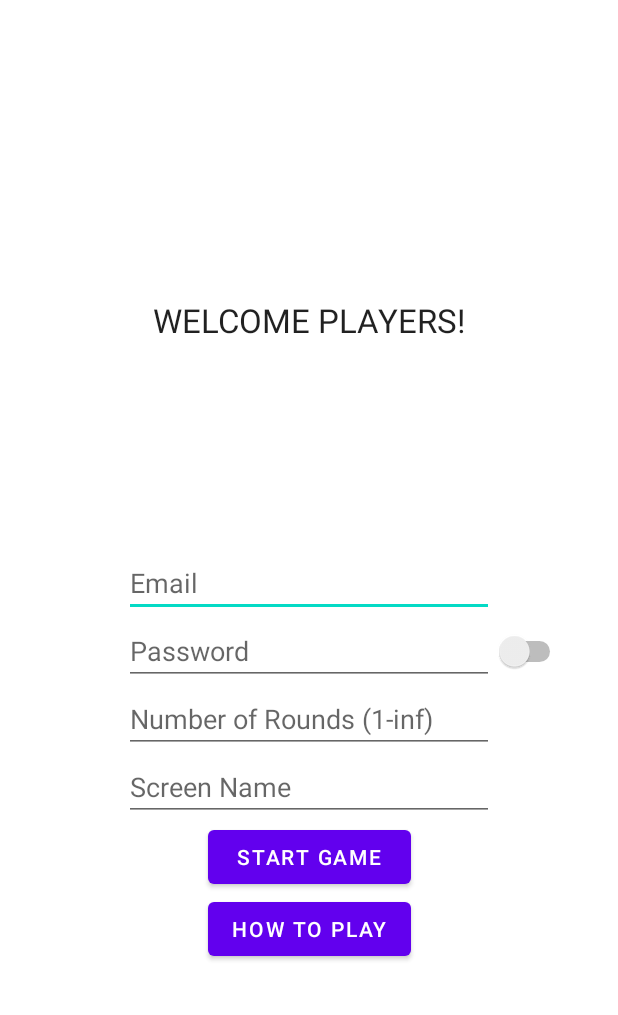
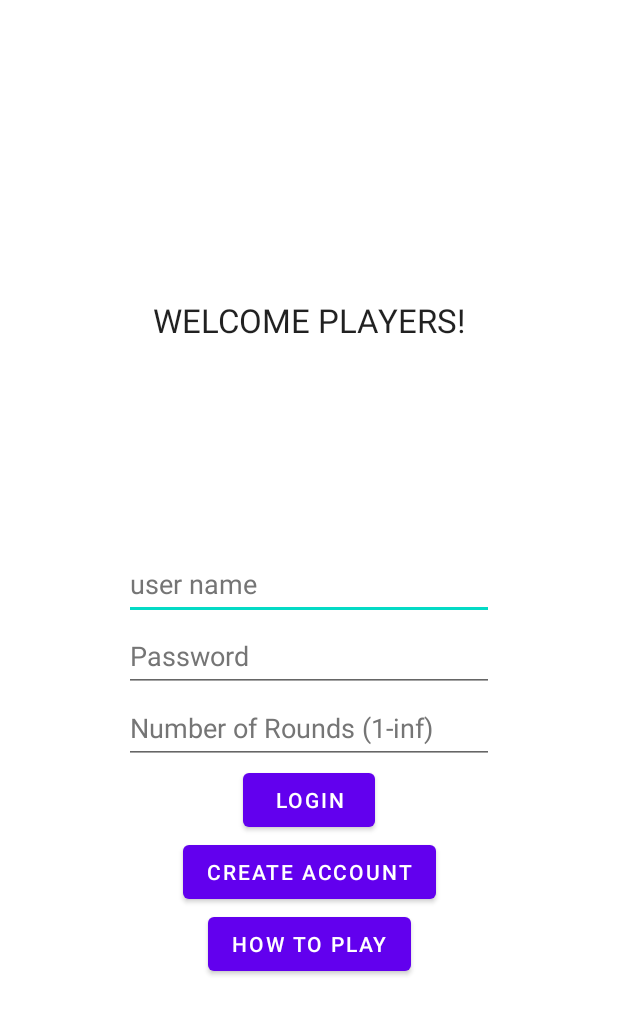
Before and after one commit to ds-hunter/Mobile-Project-2, an Android app: the screen it shows after launch (WelcomeActivity), on a phone screen of 412 x 824 dp. Shown: the top 1015 px of the screen. Run offline under Robolectric (Android 15) with nearby library versions, the phone set to English and light mode, and no system bars.

Commit message:
Connect new user and login activities

```diff
--- a/app/src/main/java/edu/sdsmt/group4/Control/NewUserActivity.java
+++ b/app/src/main/java/edu/sdsmt/group4/Control/NewUserActivity.java
@@ -3,13 +3,33 @@ package edu.sdsmt.group4.Control;
 import androidx.appcompat.app.AppCompatActivity;
 
 import android.os.Bundle;
+import android.text.Editable;
+import android.text.TextWatcher;
+import android.widget.Button;
+import android.widget.TextView;
+
 import edu.sdsmt.group4.R;
 
 public class NewUserActivity extends AppCompatActivity {
-
+    private TextView userName;
+    private TextView email;
+    private TextView newPassword;
+    private TextView confirmPassword;
+    private Button create;
     @Override
     protected void onCreate(Bundle savedInstanceState) {
         super.onCreate(savedInstanceState);
         setContentView(R.layout.activity_new_user);
+
+        userName = findViewById(R.id.userNameText);
+        email = findViewById(R.id.emailText);
+        newPassword = findViewById(R.id.newPassword);
+        confirmPassword = findViewById(R.id.confirmPassword);
+        create = findViewById(R.id.createButton);
+
+
+
+
+
     }
 }
--- a/app/src/main/java/edu/sdsmt/group4/Control/WelcomeActivity.java
+++ b/app/src/main/java/edu/sdsmt/group4/Control/WelcomeActivity.java
@@ -47,11 +47,15 @@ package edu.sdsmt.group4.Control;
  * Please list any additional rules that may be needed to properly grade your project:
  */
 
+import android.app.Activity;
 import android.content.Intent;
 import android.os.Bundle;
 import android.view.View;
 import android.widget.Switch;
 import android.widget.TextView;
+
+import androidx.activity.result.ActivityResultLauncher;
+import androidx.activity.result.contract.ActivityResultContracts;
 import androidx.appcompat.app.AlertDialog;
 import androidx.appcompat.app.AppCompatActivity;
 
@@ -64,22 +68,40 @@ public class WelcomeActivity extends AppCompatActivity {
     public final static String PLAYER1NAME_MESSAGE = "edu.sdsmt.group4.PLAYER1NAME_MESSAGE";
     public final static String PLAYER2NAME_MESSAGE  = "edu.sdsmt.group4.PLAYER2NAME_MESSAGE";
     public final static String ROUNDS_MESSAGE  = "edu.sdsmt.group4.ROUNDS_MESSAGE";
-    TextView email;
+    TextView userName;
     TextView password;
     TextView rounds;
     TextView passwordBox;
-    Switch passwordSwitch;
+
+    private ActivityResultLauncher<Intent> activityLauncher;
 
     @Override
     protected void onCreate(Bundle savedInstanceState) {
         super.onCreate(savedInstanceState);
         setContentView(R.layout.activity_welcome);
 
-        email = findViewById(R.id.emailInput);
+        userName = findViewById(R.id.userNameInput);
         password = findViewById(R.id.passwordInput);
         rounds = findViewById(R.id.roundsInput);
-        passwordBox = findViewById(R.id.passwordInput);
-        passwordSwitch = findViewById(R.id.passwordSwitch);
+        //any target
+        ActivityResultContracts.StartActivityForResult contract =
+                new ActivityResultContracts.StartActivityForResult();
+        activityLauncher =
+                registerForActivityResult(contract, (result)->
+                { int resultCode = result.getResultCode();
+                    if (resultCode == Activity.RESULT_OK) {
+                        Intent data = result.getData();
+                        //get userName from the activity
+                    }});
+
+
+
+    }
+
+    public void onAccountClick(View v)
+    {
+        Intent switchActivityIntent = new Intent(this, NewUserActivity.class);
+        activityLauncher.launch(switchActivityIntent);
     }
 
     public void onStart(View view) {
@@ -110,7 +132,7 @@ public class WelcomeActivity extends AppCompatActivity {
     }
 
     public void onPasswordSwitch(View view) {
-        int type = passwordSwitch.isChecked() ? 145 : 129;
-        passwordBox.setInputType(type);
+       // int type = passwordSwitch.isChecked() ? 145 : 129;
+       // passwordBox.setInputType(type);
     }
 }
--- a/app/src/main/res/layout-land/activity_new_user.xml
+++ b/app/src/main/res/layout-land/activity_new_user.xml
@@ -55,7 +55,7 @@
         android:layout_height="wrap_content"
         android:ems="10"
         android:hint="@string/new_password"
-        android:inputType="textPassword"
+        android:inputType="textVisiblePassword"
         android:minHeight="48dp"
         android:textColorHint="#757575"
         app:layout_constraintBottom_toTopOf="@+id/createButton"
--- a/app/src/main/res/layout-land/activity_welcome.xml
+++ b/app/src/main/res/layout-land/activity_welcome.xml
@@ -19,22 +19,26 @@
         app:layout_constraintVertical_bias="0.25" />
 
     <com.google.android.material.textfield.TextInputEditText
-        android:id="@+id/emailInput"
+        android:id="@+id/userNameInput"
         android:layout_width="0dp"
         android:layout_height="wrap_content"
-        android:hint="@string/NameInput1Hint"
+        android:hint="@string/username"
+        android:minHeight="48dp"
+        android:textColorHint="#757575"
+        app:layout_constraintEnd_toEndOf="@+id/guideline2"
         app:layout_constraintStart_toStartOf="@+id/guideline"
-        app:layout_constraintEnd_toEndOf="@+id/guideline2"
         app:layout_constraintTop_toBottomOf="@+id/WelcomeTextView" />
 
     <com.google.android.material.textfield.TextInputEditText
         android:id="@+id/passwordInput"
         android:layout_width="0dp"
         android:layout_height="wrap_content"
-        android:hint="@string/NameInput2Hint"
-        app:layout_constraintEnd_toEndOf="@+id/emailInput"
-        app:layout_constraintStart_toStartOf="@+id/emailInput"
-        app:layout_constraintTop_toBottomOf="@+id/emailInput" />
+        android:hint="@string/passwordInputHint"
+        android:minHeight="48dp"
+        android:textColorHint="#757575"
+        app:layout_constraintEnd_toEndOf="@+id/userNameInput"
+        app:layout_constraintStart_toStartOf="@+id/userNameInput"
+        app:layout_constraintTop_toBottomOf="@+id/userNameInput" />
 
     <com.google.android.material.textfield.TextInputEditText
         android:id="@+id/roundsInput"
@@ -42,19 +46,31 @@
         android:layout_height="wrap_content"
         android:hint="@string/RoundsInputHint"
         android:inputType="number"
+        android:minHeight="48dp"
+        android:textColorHint="#757575"
         app:layout_constraintEnd_toEndOf="@+id/passwordInput"
         app:layout_constraintStart_toStartOf="@+id/passwordInput"
         app:layout_constraintTop_toBottomOf="@+id/passwordInput" />
 
     <Button
-        android:id="@+id/startGameButton"
+        android:id="@+id/loginButton"
         android:layout_width="0dp"
         android:layout_height="wrap_content"
         android:onClick="onStart"
         android:text="@string/StartButtonText"
+        app:layout_constraintEnd_toEndOf="@+id/accountButton"
+        app:layout_constraintStart_toStartOf="@+id/accountButton"
+        app:layout_constraintTop_toBottomOf="@+id/WelcomeTextView" />
+
+    <Button
+        android:id="@+id/accountButton"
+        android:layout_width="0dp"
+        android:layout_height="wrap_content"
+        android:onClick="onAccountClick"
+        android:text="@string/create_account"
         app:layout_constraintEnd_toEndOf="@+id/howToPlayButton"
         app:layout_constraintStart_toStartOf="@+id/howToPlayButton"
-        app:layout_constraintTop_toBottomOf="@+id/WelcomeTextView" />
+        app:layout_constraintTop_toBottomOf="@+id/loginButton" />
 
     <Button
         android:id="@+id/howToPlayButton"
@@ -62,9 +78,9 @@
         android:layout_height="wrap_content"
         android:onClick="onHowToPlay"
         android:text="@string/HowToPlayButtonText"
+        app:layout_constraintStart_toEndOf="@id/guideline2"
         app:layout_constraintEnd_toEndOf="parent"
-        app:layout_constraintStart_toStartOf="parent"
-        app:layout_constraintTop_toBottomOf="@+id/startGameButton"
+        app:layout_constraintTop_toBottomOf="@+id/accountButton"
         app:layout_constraintHorizontal_bias="0.9" />
 
     <androidx.constraintlayout.widget.Guideline
--- a/app/src/main/res/layout/activity_new_user.xml
+++ b/app/src/main/res/layout/activity_new_user.xml
@@ -44,7 +44,7 @@
         android:autofillHints=""
         android:ems="10"
         android:hint="@string/new_password"
-        android:inputType="textPassword"
+        android:inputType="textVisiblePassword"
         android:minHeight="48dp"
         android:textColorHint="#757575"
         app:layout_constraintBottom_toTopOf="@+id/confirmPassword"
@@ -58,7 +58,7 @@
         android:layout_height="wrap_content"
         android:ems="10"
         android:hint="@string/confirm_password"
-        android:inputType="textPassword"
+        android:inputType="textVisiblePassword"
         android:minHeight="48dp"
         android:textColorHint="#757575"
         app:layout_constraintBottom_toTopOf="@+id/createButton"
--- a/app/src/main/res/layout/activity_welcome.xml
+++ b/app/src/main/res/layout/activity_welcome.xml
@@ -19,10 +19,12 @@
         app:layout_constraintVertical_bias="0.25" />
 
     <com.google.android.material.textfield.TextInputEditText
-        android:id="@+id/emailInput"
+        android:id="@+id/userNameInput"
         android:layout_width="0dp"
         android:layout_height="wrap_content"
-        android:hint="@string/emailInputHint"
+        android:hint="@string/username"
+        android:minHeight="48dp"
+        android:textColorHint="#757575"
         app:layout_constraintBottom_toBottomOf="parent"
         app:layout_constraintEnd_toEndOf="@+id/guideline2"
         app:layout_constraintStart_toStartOf="@+id/guideline"
@@ -35,19 +37,12 @@
         android:layout_height="wrap_content"
         android:hint="@string/passwordInputHint"
         android:inputType="textPassword"
-        app:layout_constraintEnd_toEndOf="@+id/emailInput"
-        app:layout_constraintStart_toStartOf="@+id/emailInput"
-        app:layout_constraintTop_toBottomOf="@+id/emailInput" />
+        android:minHeight="48dp"
+        android:textColorHint="#757575"
+        app:layout_constraintEnd_toEndOf="@+id/userNameInput"
+        app:layout_constraintStart_toStartOf="@+id/userNameInput"
+        app:layout_constraintTop_toBottomOf="@+id/userNameInput" />
 
-    <com.google.android.material.textfield.TextInputEditText
-        android:id="@+id/passwordInput2"
-        android:layout_width="0dp"
-        android:layout_height="wrap_content"
-        android:hint="@string/screenNameInputHint"
-        app:layout_constraintEnd_toEndOf="@+id/emailInput"
-        app:layout_constraintHorizontal_bias="0.0"
-        app:layout_constraintStart_toStartOf="@+id/emailInput"
-        app:layout_constraintTop_toBottomOf="@+id/roundsInput" />
 
     <com.google.android.material.textfield.TextInputEditText
         android:id="@+id/roundsInput"
@@ -55,19 +50,31 @@
         android:layout_height="wrap_content"
         android:hint="@string/RoundsInputHint"
         android:inputType="number"
+        android:minHeight="48dp"
+        android:textColorHint="#757575"
         app:layout_constraintEnd_toEndOf="@+id/passwordInput"
         app:layout_constraintStart_toStartOf="@+id/passwordInput"
         app:layout_constraintTop_toBottomOf="@+id/passwordInput" />
 
     <Button
-        android:id="@+id/startGameButton"
-        android:layout_width="0dp"
+        android:id="@+id/loginButton"
+        android:layout_width="wrap_content"
         android:layout_height="wrap_content"
         android:onClick="onStart"
-        android:text="@string/StartButtonText"
-        app:layout_constraintEnd_toEndOf="@+id/howToPlayButton"
-        app:layout_constraintStart_toStartOf="@+id/howToPlayButton"
-        app:layout_constraintTop_toBottomOf="@+id/passwordInput2" />
+        android:text="@string/login"
+        app:layout_constraintEnd_toEndOf="@+id/roundsInput"
+        app:layout_constraintStart_toStartOf="@+id/roundsInput"
+        app:layout_constraintTop_toBottomOf="@+id/roundsInput" />
+
+    <Button
+        android:id="@+id/accountButton"
+        android:layout_width="wrap_content"
+        android:layout_height="wrap_content"
+        android:onClick="onAccountClick"
+        android:text="@string/create_account"
+        app:layout_constraintEnd_toEndOf="@+id/loginButton"
+        app:layout_constraintStart_toStartOf="@+id/loginButton"
+        app:layout_constraintTop_toBottomOf="@+id/loginButton" />
 
     <Button
         android:id="@+id/howToPlayButton"
@@ -75,9 +82,9 @@
         android:layout_height="wrap_content"
         android:onClick="onHowToPlay"
         android:text="@string/HowToPlayButtonText"
-        app:layout_constraintEnd_toEndOf="@+id/roundsInput"
-        app:layout_constraintStart_toStartOf="@+id/roundsInput"
-        app:layout_constraintTop_toBottomOf="@+id/startGameButton" />
+        app:layout_constraintEnd_toEndOf="@+id/accountButton"
+        app:layout_constraintStart_toStartOf="@+id/accountButton"
+        app:layout_constraintTop_toBottomOf="@+id/accountButton" />
 
     <androidx.constraintlayout.widget.Guideline
         android:id="@+id/guideline"
@@ -93,13 +100,6 @@
         android:orientation="vertical"
         app:layout_constraintGuide_percent="0.80" />
 
-    <Switch
-        android:id="@+id/passwordSwitch"
-        android:layout_width="wrap_content"
-        android:layout_height="wrap_content"
-        android:onClick="onPasswordSwitch"
-        app:layout_constraintBottom_toBottomOf="@+id/passwordInput"
-        app:layout_constraintStart_toEndOf="@+id/passwordInput"
-        app:layout_constraintTop_toBottomOf="@+id/emailInput" />
+
 
 </androidx.constraintlayout.widget.ConstraintLayout>
--- a/app/src/main/res/values/strings.xml
+++ b/app/src/main/res/values/strings.xml
@@ -67,5 +67,7 @@ CAPTURE OPTIONS\n\n
 
     <string name="hello_first_fragment">Hello first fragment</string>
     <string name="hello_second_fragment">Hello second fragment. Arg: %1$s</string>
+    <string name="login">login</string>
+    <string name="create_account">Create Account</string>
 
 </resources>
```
